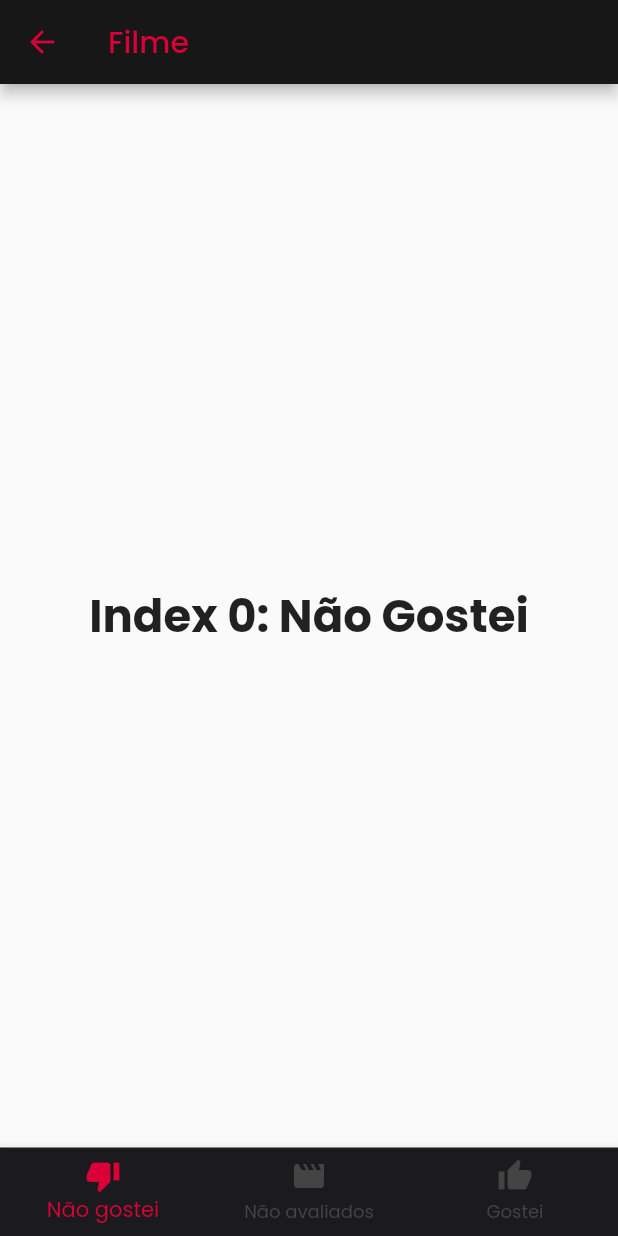
After one commit to lucas-morais27/Avaliador-de-Filmes, a Flutter app: the BottomNavigationBarTeste screen opened directly, on a phone screen of 412 x 824 dp. The commit adds this screen. Run offline on Flutter 3.47's test engine with Material 2 defaults, Android fonts, the phone set to English and light mode, and no system bars; our stand-ins replace google_fonts.

Commit message:
feat: bottomNavigationBar

```diff
--- /dev/null
+++ b/lib/screens/bottom_navigation_bar_teste.dart
@@ -0,0 +1,77 @@
+import 'package:flutter/material.dart';
+
+class BottomNavigationBarTeste extends StatefulWidget {
+  const BottomNavigationBarTeste({super.key});
+
+  @override
+  State<BottomNavigationBarTeste> createState() =>
+      _BottomNavigationBarTesteState();
+}
+
+class _BottomNavigationBarTesteState extends State<BottomNavigationBarTeste> {
+  int _selectedIndex = 0;
+
+  static const TextStyle optionStyle = TextStyle(
+    fontSize: 30,
+    fontWeight: FontWeight.bold,
+  );
+
+  static const List<Widget> _widgetOptions = <Widget>[
+    Text(
+      'Index 0: Não Gostei',
+      style: optionStyle,
+    ),
+    Text(
+      'Index 1: Não avaliados',
+      style: optionStyle,
+    ),
+    Text(
+      'Index 2: Gostei',
+      style: optionStyle,
+    ),
+  ];
+
+  void _onItemTapped(int index) {
+    setState(() {
+      _selectedIndex = index;
+    });
+  }
+
+  @override
+  Widget build(BuildContext context) {
+    final ColorScheme cores = Theme.of(context).colorScheme;
+
+    return Scaffold(
+      appBar: AppBar(
+        title: const Text("Filme"),
+      ),
+      body: Center(
+        child: _widgetOptions.elementAt(_selectedIndex),
+      ),
+      bottomNavigationBar: BottomNavigationBar(
+        items: const <BottomNavigationBarItem>[
+          BottomNavigationBarItem(
+            icon: Icon(Icons.thumb_down),
+            label: 'Não gostei',
+            backgroundColor: Colors.red,
+          ),
+          BottomNavigationBarItem(
+            icon: Icon(Icons.movie),
+            label: 'Não avaliados',
+            backgroundColor: Colors.red,
+          ),
+          BottomNavigationBarItem(
+            icon: Icon(Icons.thumb_up),
+            label: 'Gostei',
+            backgroundColor: Colors.green,
+          ),
+        ],
+        currentIndex: _selectedIndex,
+        selectedItemColor: cores.onPrimary,
+        unselectedItemColor: cores.onSecondaryContainer,
+        onTap: _onItemTapped,
+        backgroundColor: cores.onBackground,
+      ),
+    );
+  }
+}
--- a/lib/styles.dart
+++ b/lib/styles.dart
@@ -1,5 +1,6 @@
+// ignore_for_file: non_constant_identifier_names
+
 import 'package:flutter/material.dart';
-import 'package:google_fonts/google_fonts.dart';
 
 const lightColorScheme = ColorScheme(
   brightness: Brightness.light,
```
